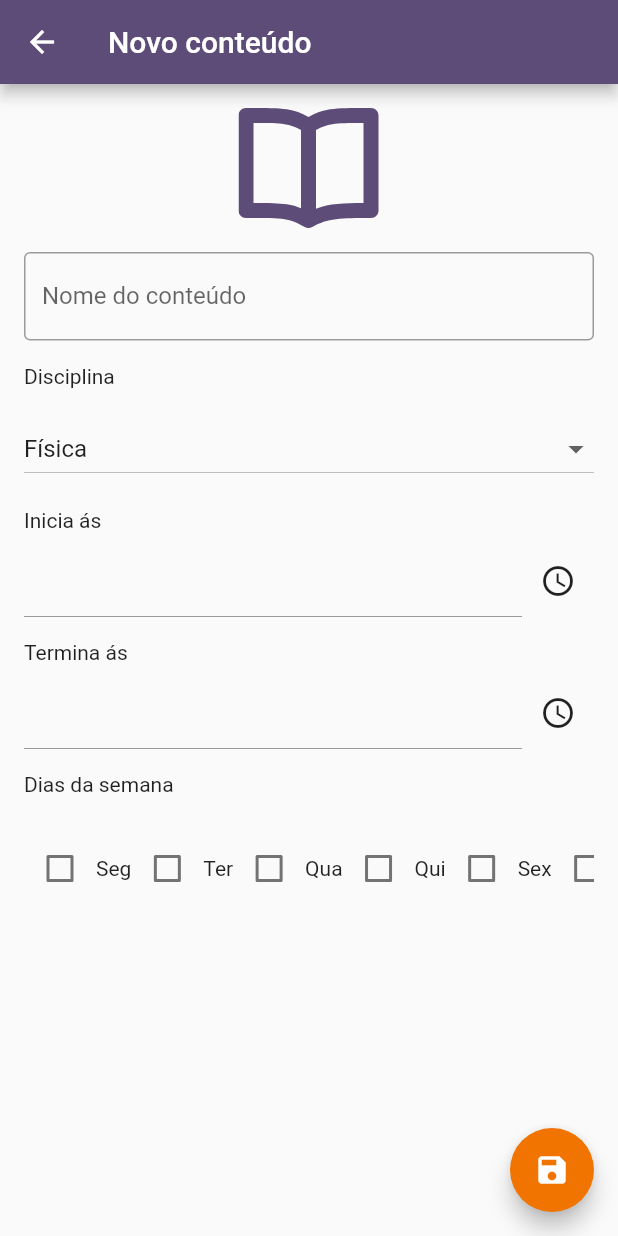
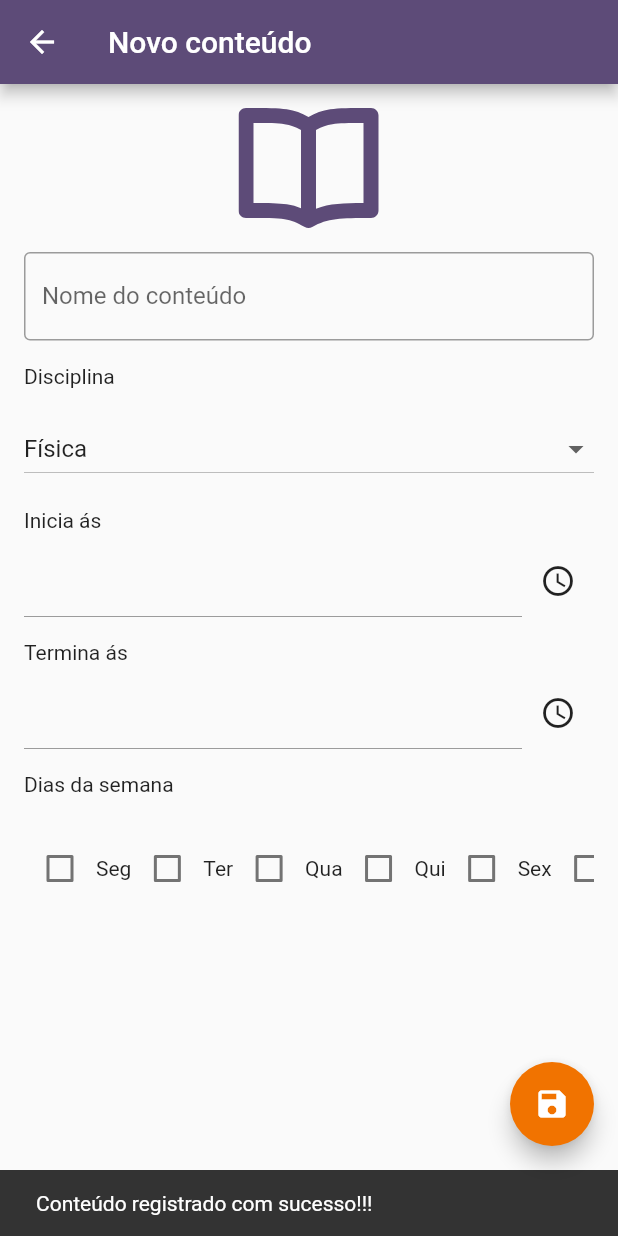
Before and after one commit to andersonchoren/tcc_pos_mobile, a Flutter app: the AddContent screen opened directly, after a tap on the "save" icon, on a phone screen of 412 x 824 dp. Run offline on Flutter 3.47's test engine with Material 2 defaults, Android fonts, the light colour scheme and no system bars; our stand-ins replace flutter_svg, sqflite; accounts and stored records are empty.

Commit message:
feat: Inclusão do banco de dados e insercao de registros
Mudanças a serem submetidas:
	modified:   lib/model/content.dart
	modified:   lib/model/disciplines.dart
	new file:   lib/model/repository/activity_dao.dart
	new file:   lib/model/repository/content_repository.dart
	modified:   lib/screens/add_content/add_content.dart
	modified:   lib/screens/add_content/components/time_input.dart
	modified:   lib/screens/content_details/components/list_item.dart
	modified:   macos/Flutter/GeneratedPluginRegistrant.swift
	modified:   pubspec.lock
	modified:   pubspec.yaml

```diff
--- a/lib/model/content.dart
+++ b/lib/model/content.dart
@@ -1,11 +1,33 @@
+import 'dart:convert';
+
 // ignore_for_file: public_member_api_docs, sort_constructors_first
 class Content {
   String title;
   String days;
-  String hour;
+  String initialHour;
+  String endHour;
   Content({
     required this.title,
     required this.days,
-    required this.hour,
+    required this.initialHour,
+    required this.endHour,
   });
+
+  Map<String, dynamic> toMap() {
+    return <String, dynamic>{
+      'title': title,
+      'days': days,
+      'initialHour': initialHour,
+      'endHour': endHour,
+    };
+  }
+
+  factory Content.fromMap(Map<String, dynamic> map) {
+    return Content(
+      title: map['title'] as String,
+      days: map['days'] as String,
+      initialHour: map['initialHour'] as String,
+      endHour: map['endHour'] as String,
+    );
+  }
 }
--- a/lib/model/disciplines.dart
+++ b/lib/model/disciplines.dart
@@ -9,12 +9,14 @@ final List<Discipline> disciplines = [
       Content(
         title: "Tipos de ligação",
         days: "Segundas e Quartas",
-        hour: "Das 15:00 até às 16:00",
+        initialHour: "15:00",
+        endHour: "15:00",
       ),
       Content(
         title: "Gases nobres",
         days: "Terças e Quintas",
-        hour: "Das 15:00 até às 16:00",
+        initialHour: "15:00",
+        endHour: "15:00",
       ),
     ],
   ),
--- /dev/null
+++ b/lib/model/repository/activity_dao.dart
@@ -0,0 +1,18 @@
+import 'package:sqflite/sqflite.dart';
+
+class ActivityDAO {
+  static const databaseName = "mystudies.bd";
+  static Future<Database> getConnection() async {
+    String databasePath = await getDatabasesPath();
+    String path = "$databasePath $databaseName";
+    Database database = await openDatabase(
+      path,
+      version: 1,
+      onCreate: (db, version) async {
+        await db.execute(
+            'CREATE TABLE contents (id INTEGER PRIMARY KEY AUTOINCREMENT,title TEXT, initialHour TEXT, endHour TEXT, days TEXT)');
+      },
+    );
+    return database;
+  }
+}
--- /dev/null
+++ b/lib/model/repository/content_repository.dart
@@ -0,0 +1,28 @@
+import 'package:agenda_de_estudos/model/discipline.dart';
+import 'package:agenda_de_estudos/model/repository/activity_dao.dart';
+import 'package:sqflite/sqflite.dart';
+
+class ContentRepository {
+  static const _TABLE = "contents";
+  static Future<int> insertContent(Map<String, dynamic> content) async {
+    Database database = await ActivityDAO.getConnection();
+    int result = await database.insert(
+      _TABLE,
+      content,
+    );
+    database.close();
+    return result;
+  }
+
+  static Future<List<Map<String, dynamic>>> listContents(
+      Discipline discipline) async {
+    Database database = await ActivityDAO.getConnection();
+    var contents = database.query(
+      _TABLE,
+      where: "discipline = ?",
+      whereArgs: [discipline.name],
+    );
+    database.close();
+    return contents;
+  }
+}
--- a/lib/screens/add_content/add_content.dart
+++ b/lib/screens/add_content/add_content.dart
@@ -1,6 +1,8 @@
+import 'package:agenda_de_estudos/model/content.dart';
 import 'package:agenda_de_estudos/model/day_of_week.dart';
 import 'package:agenda_de_estudos/model/form_validation.dart';
 import 'package:agenda_de_estudos/model/list_of_disciplines.dart';
+import 'package:agenda_de_estudos/model/repository/content_repository.dart';
 import 'package:agenda_de_estudos/screens/add_content/components/time_input.dart';
 import 'package:flutter/material.dart';
 import 'package:flutter_svg/flutter_svg.dart';
@@ -16,6 +18,8 @@ class _AddContentState extends State<AddContent> {
   var itemSelected = list_of_disciplines[0];
   var contentController = TextEditingController();
   var formKey = GlobalKey<FormState>();
+  var initialHourInput = TimeInput(title: "Inicia ás");
+  var endHourInput = TimeInput(title: "Termina ás");
   var checkboxs = [
     DayOfWeek(title: "Seg"),
     DayOfWeek(title: "Ter"),
@@ -86,9 +90,9 @@ class _AddContentState extends State<AddContent> {
                 padding: const EdgeInsets.symmetric(
                   vertical: 16,
                 ),
-                child: TimeInput(title: "Inicia ás"),
+                child: initialHourInput,
               ),
-              TimeInput(title: "Termina ás"),
+              endHourInput,
               const Padding(
                 padding: EdgeInsets.only(top: 16, bottom: 8),
                 child: Text("Dias da semana"),
@@ -131,11 +135,38 @@ class _AddContentState extends State<AddContent> {
         ),
       ),
       floatingActionButton: FloatingActionButton(
-        onPressed: () {},
+        onPressed: () {
+          var content = Content(
+            title: contentController.text,
+            days: prepareDaysOfWeek(checkboxs),
+            initialHour: initialHourInput.inputController.text,
+            endHour: endHourInput.inputController.text,
+          );
+
+          try {
+            ContentRepository.insertContent(content.toMap());
+            var snack = const SnackBar(
+                content: Text("Conteúdo registrado com sucesso!!!"));
+            ScaffoldMessenger.of(context).showSnackBar(snack);
+          } catch (exception) {
+            var snack =
+                const SnackBar(content: Text("Houve um erro inesperado!!!"));
+            ScaffoldMessenger.of(context).showSnackBar(snack);
+          }
+        },
         child: const Icon(Icons.save),
       ),
     );
   }
+}
+
+String prepareDaysOfWeek(List<DayOfWeek> daysOfWeek) {
+  return daysOfWeek
+      .where((day) => day.isActive)
+      .map((e) => e.title)
+      .toString()
+      .replaceAll("(", "")
+      .replaceAll(")", "");
 }
 
 String findIcon(String discipline) {
--- a/lib/screens/add_content/components/time_input.dart
+++ b/lib/screens/add_content/components/time_input.dart
@@ -2,6 +2,7 @@ import 'package:flutter/material.dart';
 
 class TimeInput extends StatefulWidget {
   String title;
+  final inputController = TextEditingController();
   TimeInput({
     super.key,
     required this.title,
@@ -12,7 +13,6 @@ class TimeInput extends StatefulWidget {
 }
 
 class _TimeInputState extends State<TimeInput> {
-  final inputController = TextEditingController();
   @override
   Widget build(BuildContext context) {
     return Column(
@@ -26,7 +26,7 @@ class _TimeInputState extends State<TimeInput> {
           children: [
             Expanded(
               child: TextFormField(
-                controller: inputController,
+                controller: widget.inputController,
                 enabled: false,
               ),
             ),
@@ -38,7 +38,7 @@ class _TimeInputState extends State<TimeInput> {
                   initialTime: TimeOfDay.now(),
                 );
                 if (time != null) {
-                  inputController.text = "${time.hour}:${time.minute}";
+                  widget.inputController.text = "${time.hour}:${time.minute}";
                 }
               },
             )
--- a/lib/screens/content_details/components/list_item.dart
+++ b/lib/screens/content_details/components/list_item.dart
@@ -91,7 +91,7 @@ class ListItem extends StatelessWidget {
                       width: 8,
                     ),
                     Text(
-                      content.hour,
+                      "Das ${content.initialHour} até às ${content.endHour} ",
                     ),
                   ],
                 ),
--- a/pubspec.yaml
+++ b/pubspec.yaml
@@ -36,6 +36,7 @@ dependencies:
   # Use with the CupertinoIcons class for iOS style icons.
   cupertino_icons: ^1.0.2
   flutter_svg: ^1.1.5
+  sqflite: ^2.1.0
 
 dev_dependencies:
   flutter_test:
```
Also changed, not shown: pubspec.lock, 1 other file.
